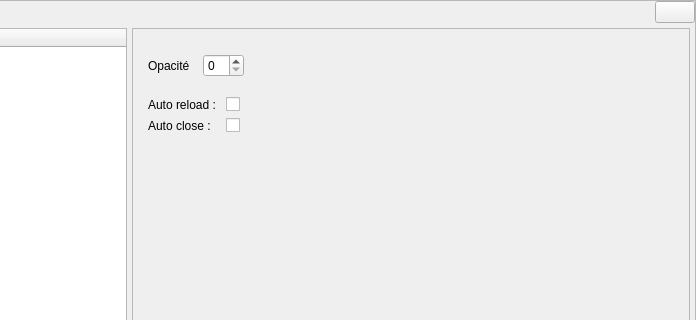
The window that src/gui/dlg.ui (LaM0uette/PySide6_Blank_Project_demo) describes before a commit, drawn with Qt 5; both pictures show x 437 to 1133 and y 0 to 320 of the 1133 by 567 pixel window.
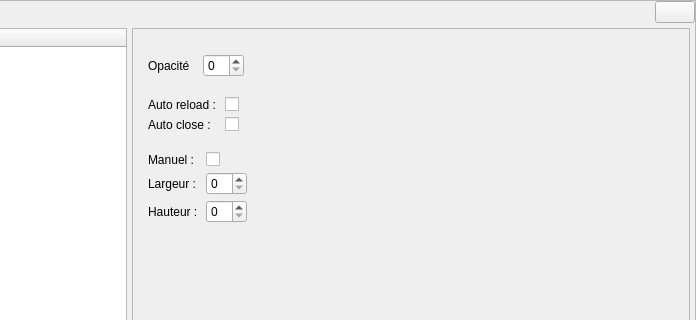
The same window after the commit. The open tabs and pages were chosen to show the change.

Diff of the .ui file:
```diff
--- a/src/gui/dlg.ui
+++ b/src/gui/dlg.ui
@@ -861,6 +861,9 @@
                        <property name="bottomMargin">
                         <number>5</number>
                        </property>
+                       <property name="spacing">
+                        <number>5</number>
+                       </property>
                        <item row="1" column="1">
                         <widget class="QCheckBox" name="ck_opt_cfg_autoclose"/>
                        </item>
@@ -897,6 +900,70 @@
                       </layout>
                      </widget>
                     </item>
+                    <item>
+                     <widget class="QFrame" name="fr_opt_cfg_resize">
+                      <layout class="QGridLayout" name="glay_fr_opt_cfg_resize">
+                       <property name="leftMargin">
+                        <number>5</number>
+                       </property>
+                       <property name="topMargin">
+                        <number>5</number>
+                       </property>
+                       <property name="rightMargin">
+                        <number>5</number>
+                       </property>
+                       <property name="bottomMargin">
+                        <number>5</number>
+                       </property>
+                       <property name="spacing">
+                        <number>5</number>
+                       </property>
+                       <item row="0" column="0">
+                        <widget class="QLabel" name="lb_opt_cfg_resize">
+                         <property name="text">
+                          <string>Manuel : </string>
+                         </property>
+                        </widget>
+                       </item>
+                       <item row="0" column="1">
+                        <widget class="QCheckBox" name="ck_opt_cfg_resize"/>
+                       </item>
+                       <item row="1" column="0">
+                        <widget class="QLabel" name="lb_opt_cfg_resize_width">
+                         <property name="text">
+                          <string>Largeur : </string>
+                         </property>
+                        </widget>
+                       </item>
+                       <item row="2" column="0">
+                        <widget class="QLabel" name="lb_opt_cfg_resize_height">
+                         <property name="text">
+                          <string>Hauteur : </string>
+                         </property>
+                        </widget>
+                       </item>
+                       <item row="1" column="1">
+                        <widget class="QSpinBox" name="sb_opt_cfg_resize_width"/>
+                       </item>
+                       <item row="2" column="1">
+                        <widget class="QSpinBox" name="sb_opt_cfg_resize_height"/>
+                       </item>
+                       <item row="0" column="2" rowspan="3">
+                        <spacer name="horizontalSpacer_9">
+                         <property name="orientation">
+                          <enum>Qt::Horizontal</enum>
+                         </property>
+                         <property name="sizeHint" stdset="0">
+                          <size>
+                           <width>40</width>
+                           <height>20</height>
+                          </size>
+                         </property>
+                        </spacer>
+                       </item>
+                      </layout>
+                     </widget>
+                    </item>
                     <item>
                      <spacer name="verticalSpacer_9">
                       <property name="orientation">
@@ -905,7 +972,7 @@
                       <property name="sizeHint" stdset="0">
                        <size>
                         <width>20</width>
-                        <height>378</height>
+                        <height>40</height>
                        </size>
                       </property>
                      </spacer>
```
